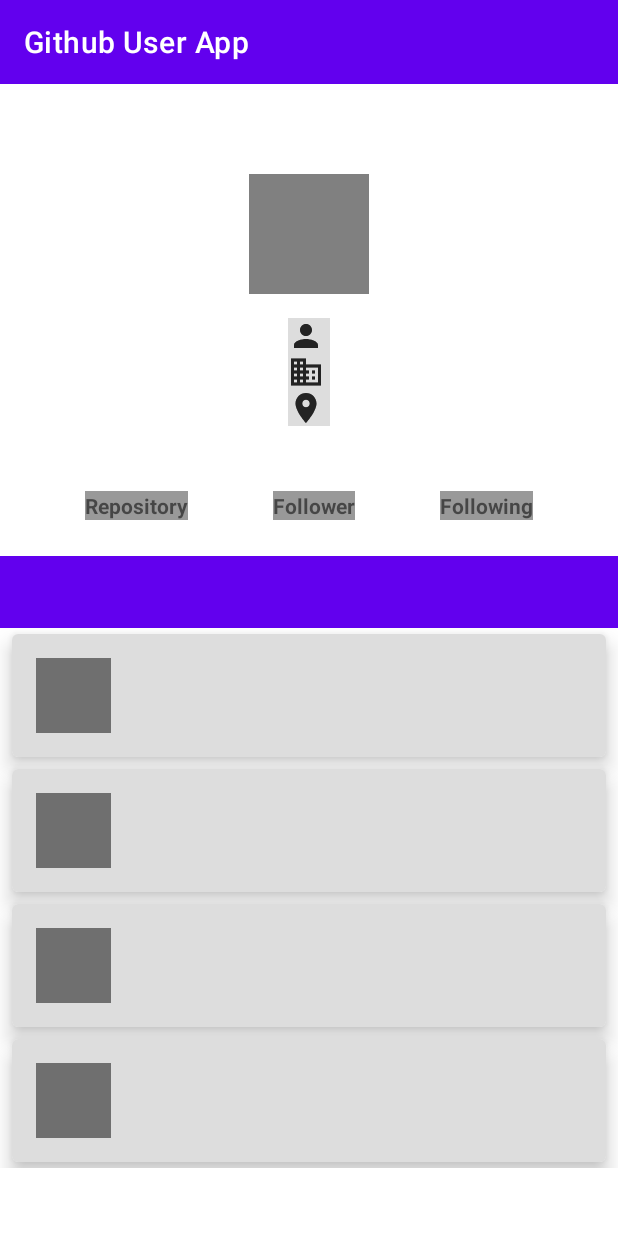
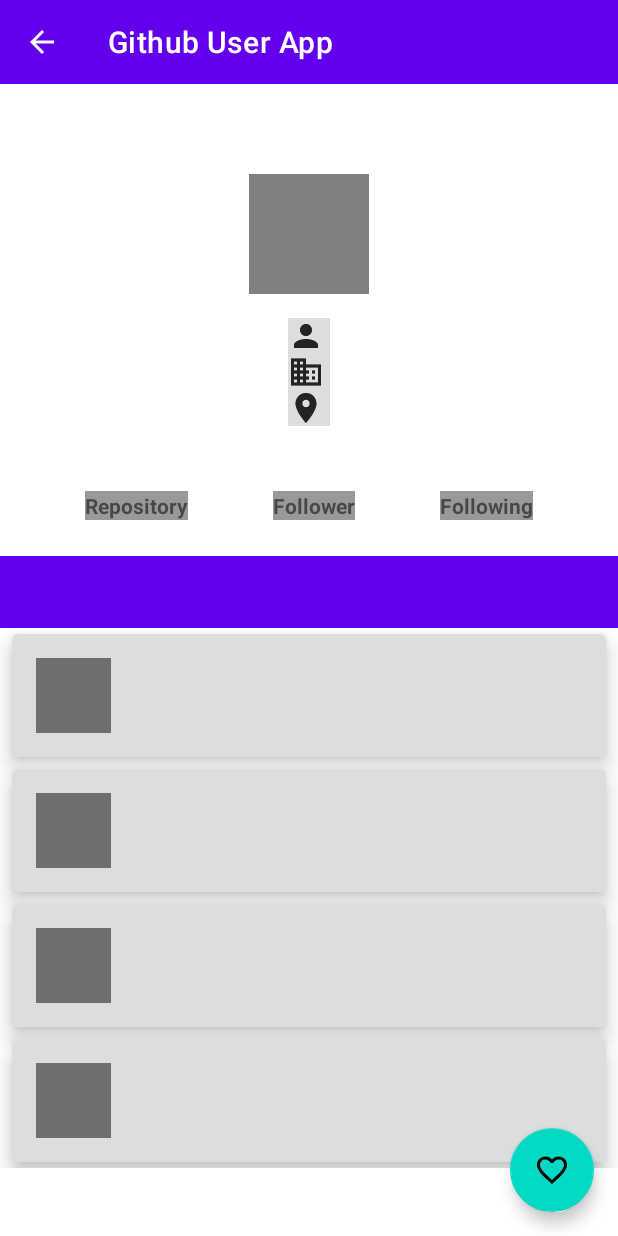
Before and after one commit to yysrll/github_user_app, an Android app: the DetailActivity screen opened directly, with no data from a screen before it, on a phone screen of 412 x 824 dp. Run offline under Robolectric (Android 15) with nearby library versions, the phone set to English and light mode, and no system bars; our stand-ins replace Room's generated code, Shimmer; pictures from the network do not load.

Commit message:
feat: favorite feature with room

```diff
--- /dev/null
+++ b/app/src/main/java/com/yusril/githubuserapp/data/source/local/LocalRepository.kt
@@ -0,0 +1,28 @@
+package com.yusril.githubuserapp.data.source.local
+
+import android.app.Application
+import androidx.lifecycle.LiveData
+import com.yusril.githubuserapp.data.model.User
+import java.util.concurrent.ExecutorService
+import java.util.concurrent.Executors
+
+class LocalRepository(application: Application) {
+    private val mUserDao: UserDao
+    private val executorService: ExecutorService = Executors.newSingleThreadExecutor()
+
+    init {
+        val db = UserRoomDatabase.getDatabase(application)
+        mUserDao = db.userDao()
+    }
+
+    fun getAllFavorites(): LiveData<List<User>> = mUserDao.getAllFavorite()
+
+    fun getFavoriteByUsername(username: String): LiveData<List<User>> = mUserDao.getFavoriteByUsername(username)
+
+    fun insert(user: User) = executorService.execute { mUserDao.insert(user) }
+
+    fun delete(user: User) = executorService.execute { mUserDao.delete(user) }
+
+    fun update(user: User) = executorService.execute { mUserDao.update(user) }
+
+}
--- /dev/null
+++ b/app/src/main/java/com/yusril/githubuserapp/data/source/local/UserDao.kt
@@ -0,0 +1,23 @@
+package com.yusril.githubuserapp.data.source.local
+
+import androidx.lifecycle.LiveData
+import androidx.room.*
+import com.yusril.githubuserapp.data.model.User
+
+@Dao
+interface UserDao {
+    @Insert(onConflict = OnConflictStrategy.REPLACE)
+    fun insert(user: User)
+
+    @Update
+    fun update(user: User)
+
+    @Delete
+    fun delete(user: User)
+
+    @Query("Select * from user ORDER BY login ASC")
+    fun getAllFavorite(): LiveData<List<User>>
+
+    @Query("Select * from user  Where login = :username")
+    fun getFavoriteByUsername(username: String) : LiveData<List<User>>
+}
--- /dev/null
+++ b/app/src/main/java/com/yusril/githubuserapp/data/source/local/UserRoomDatabase.kt
@@ -0,0 +1,31 @@
+package com.yusril.githubuserapp.data.source.local
+
+import android.content.Context
+import androidx.room.Database
+import androidx.room.Room
+import androidx.room.RoomDatabase
+import com.yusril.githubuserapp.data.model.User
+
+@Database(entities = [User::class], version = 1, exportSchema = false)
+abstract class UserRoomDatabase : RoomDatabase() {
+    abstract fun userDao() : UserDao
+
+    companion object {
+        @Volatile
+        private var INSTANCE: UserRoomDatabase? = null
+
+        @JvmStatic
+        fun getDatabase(context: Context): UserRoomDatabase {
+            if (INSTANCE == null) {
+                synchronized(UserRoomDatabase::class.java) {
+                    INSTANCE = Room.databaseBuilder(
+                        context.applicationContext,
+                        UserRoomDatabase::class.java,
+                        "favorite_db"
+                    ).build()
+                }
+            }
+            return INSTANCE as UserRoomDatabase
+        }
+    }
+}
--- a/app/src/main/java/com/yusril/githubuserapp/ui/detail/DetailActivity.kt
+++ b/app/src/main/java/com/yusril/githubuserapp/ui/detail/DetailActivity.kt
@@ -14,18 +14,34 @@ import com.yusril.githubuserapp.data.model.User
 import com.yusril.githubuserapp.data.model.UserDetail
 import com.yusril.githubuserapp.databinding.ActivityDetailBinding
 import com.yusril.githubuserapp.ui.follow.SectionPagerAdapter
+import com.yusril.githubuserapp.viewmodel.ViewModelFactory
 import com.yusril.githubuserapp.vo.Status
 
 class DetailActivity : AppCompatActivity() {
     private lateinit var binding: ActivityDetailBinding
     private lateinit var viewModel: DetailViewModel
+    private var isFavorite = false
 
     override fun onCreate(savedInstanceState: Bundle?) {
         super.onCreate(savedInstanceState)
         binding = ActivityDetailBinding.inflate(layoutInflater)
         setContentView(binding.root)
 
+        initViewModel()
+
+        supportActionBar?.setDisplayHomeAsUpEnabled(true)
+
         val user = intent.getParcelableExtra<User>(USER)
+
+        buttonChecked()
+        if (user != null) {
+            viewModel.getFavoriteByUsername(user.login).observe(this){
+                if (it.isNotEmpty()) {
+                    isFavorite = true
+                    buttonChecked()
+                }
+            }
+        }
 
         val sectionPagerAdapter = SectionPagerAdapter(this)
         val viewPager = binding.viewPager
@@ -36,8 +52,6 @@ class DetailActivity : AppCompatActivity() {
         }.attach()
 
         supportActionBar?.elevation = 0f
-
-        initViewModel()
 
         user?.let { u ->
             viewModel.getUser(u.login).observe(this){
@@ -55,6 +69,34 @@ class DetailActivity : AppCompatActivity() {
                 }
             }
         }
+
+
+        binding.fab.setOnClickListener {
+            isFavorite = !isFavorite
+            when(isFavorite) {
+                true -> {
+                    user?.let { user -> viewModel.insertUser(user) }
+                    buttonChecked()
+                }
+                false -> {
+                    user?.let { user -> viewModel.deleteUser(user) }
+                    buttonChecked()
+                }
+            }
+        }
+    }
+
+    private fun buttonChecked() {
+        if (isFavorite) {
+            binding.fab.setImageResource(R.drawable.ic_favorite)
+        } else {
+            binding.fab.setImageResource(R.drawable.ic_favorite_border)
+        }
+    }
+
+    override fun onSupportNavigateUp(): Boolean {
+        onBackPressed()
+        return super.onSupportNavigateUp()
     }
 
     private fun populateDetail(data: UserDetail) {
@@ -73,7 +115,8 @@ class DetailActivity : AppCompatActivity() {
     }
 
     private fun initViewModel(){
-        viewModel = ViewModelProvider(this, ViewModelProvider.NewInstanceFactory())[DetailViewModel::class.java]
+        val factory = ViewModelFactory.getInstance(application)
+        viewModel = ViewModelProvider(this, factory)[DetailViewModel::class.java]
     }
 
 
--- a/app/src/main/java/com/yusril/githubuserapp/ui/detail/DetailViewModel.kt
+++ b/app/src/main/java/com/yusril/githubuserapp/ui/detail/DetailViewModel.kt
@@ -1,13 +1,23 @@
 package com.yusril.githubuserapp.ui.detail
 
+import android.app.Application
 import androidx.lifecycle.LiveData
 import androidx.lifecycle.ViewModel
+import com.yusril.githubuserapp.data.model.User
 import com.yusril.githubuserapp.data.model.UserDetail
+import com.yusril.githubuserapp.data.source.local.LocalRepository
 import com.yusril.githubuserapp.data.source.remote.RemoteRepository
 import com.yusril.githubuserapp.vo.Resource
 
-class DetailViewModel : ViewModel() {
+class DetailViewModel(application: Application) : ViewModel() {
     private val repository: RemoteRepository = RemoteRepository()
+    private val localRepository: LocalRepository = LocalRepository(application)
 
     fun getUser(username: String) : LiveData<Resource<UserDetail>> = repository.getUser(username)
+
+    fun getFavoriteByUsername(username: String) : LiveData<List<User>> = localRepository.getFavoriteByUsername(username)
+
+    fun insertUser(user: User) = localRepository.insert(user)
+
+    fun deleteUser(user: User) = localRepository.delete(user)
 }
--- a/app/src/main/java/com/yusril/githubuserapp/ui/follow/FollowFragment.kt
+++ b/app/src/main/java/com/yusril/githubuserapp/ui/follow/FollowFragment.kt
@@ -13,6 +13,7 @@ import com.yusril.githubuserapp.data.model.User
 import com.yusril.githubuserapp.databinding.FragmentFollowBinding
 import com.yusril.githubuserapp.ui.detail.DetailActivity
 import com.yusril.githubuserapp.ui.main.SearchAdapter
+import com.yusril.githubuserapp.viewmodel.ViewModelFactory
 import com.yusril.githubuserapp.vo.Resource
 import com.yusril.githubuserapp.vo.Status
 
@@ -77,7 +78,8 @@ class FollowFragment : Fragment() {
     }
 
     private fun initViewModel(){
-        viewModel = ViewModelProvider(this, ViewModelProvider.NewInstanceFactory())[FollowViewModel::class.java]
+        val factory = ViewModelFactory.getInstance(requireActivity().application)
+        viewModel = ViewModelProvider(this, factory)[FollowViewModel::class.java]
     }
 
     @SuppressLint("NotifyDataSetChanged")
--- a/app/src/main/java/com/yusril/githubuserapp/ui/main/SearchAdapter.kt
+++ b/app/src/main/java/com/yusril/githubuserapp/ui/main/SearchAdapter.kt
@@ -14,7 +14,7 @@ class SearchAdapter: RecyclerView.Adapter<SearchAdapter.RecyclerViewHolder>() {
     private var onItemClickCallback: OnItemClickCallback? = null
 
     @SuppressLint("NotifyDataSetChanged")
-    fun setUser(items: ArrayList<User>) {
+    fun setUser(items: List<User>) {
         listUsers.clear()
         listUsers.addAll(items)
         this.notifyDataSetChanged()
--- /dev/null
+++ b/app/src/main/java/com/yusril/githubuserapp/viewmodel/ViewModelFactory.kt
@@ -0,0 +1,46 @@
+package com.yusril.githubuserapp.viewmodel
+
+import android.app.Application
+import androidx.lifecycle.ViewModel
+import androidx.lifecycle.ViewModelProvider
+import com.yusril.githubuserapp.ui.detail.DetailViewModel
+import com.yusril.githubuserapp.ui.favorite.FavoriteViewModel
+import com.yusril.githubuserapp.ui.follow.FollowViewModel
+import com.yusril.githubuserapp.ui.main.MainViewModel
+
+@Suppress("UNCHECKED_CAST")
+class ViewModelFactory private constructor(private val mApplication: Application) : ViewModelProvider.NewInstanceFactory() {
+
+    override fun <T : ViewModel> create(modelClass: Class<T>): T {
+        return when {
+            modelClass.isAssignableFrom(MainViewModel::class.java) -> {
+                MainViewModel() as T
+            }
+            modelClass.isAssignableFrom(FollowViewModel::class.java) -> {
+                FollowViewModel() as T
+            }
+            modelClass.isAssignableFrom(DetailViewModel::class.java) -> {
+                DetailViewModel(mApplication) as T
+            }
+            modelClass.isAssignableFrom(FavoriteViewModel::class.java) -> {
+                FavoriteViewModel(mApplication) as T
+            }
+            else -> throw IllegalArgumentException("Unknown ViewModel class: ${modelClass.name}")
+        }
+    }
+
+    companion object {
+        @Volatile
+        private var INSTANCE: ViewModelFactory? = null
+
+        @JvmStatic
+        fun getInstance(application: Application): ViewModelFactory {
+            if (INSTANCE == null) {
+                synchronized(ViewModelFactory::class.java){
+                    INSTANCE = ViewModelFactory(application)
+                }
+            }
+            return INSTANCE as ViewModelFactory
+        }
+    }
+}
--- /dev/null
+++ b/app/src/main/res/drawable/ic_favorite.xml
@@ -0,0 +1,10 @@
+<vector xmlns:android="http://schemas.android.com/apk/res/android"
+    android:width="24dp"
+    android:height="24dp"
+    android:viewportWidth="24"
+    android:viewportHeight="24"
+    android:tint="?attr/colorControlNormal">
+  <path
+      android:fillColor="@android:color/white"
+      android:pathData="M12,21.35l-1.45,-1.32C5.4,15.36 2,12.28 2,8.5 2,5.42 4.42,3 7.5,3c1.74,0 3.41,0.81 4.5,2.09C13.09,3.81 14.76,3 16.5,3 19.58,3 22,5.42 22,8.5c0,3.78 -3.4,6.86 -8.55,11.54L12,21.35z"/>
+</vector>
--- /dev/null
+++ b/app/src/main/res/drawable/ic_favorite_border.xml
@@ -0,0 +1,10 @@
+<vector xmlns:android="http://schemas.android.com/apk/res/android"
+    android:width="24dp"
+    android:height="24dp"
+    android:viewportWidth="24"
+    android:viewportHeight="24"
+    android:tint="?attr/colorControlNormal">
+  <path
+      android:fillColor="@android:color/white"
+      android:pathData="M16.5,3c-1.74,0 -3.41,0.81 -4.5,2.09C10.91,3.81 9.24,3 7.5,3 4.42,3 2,5.42 2,8.5c0,3.78 3.4,6.86 8.55,11.54L12,21.35l1.45,-1.32C18.6,15.36 22,12.28 22,8.5 22,5.42 19.58,3 16.5,3zM12.1,18.55l-0.1,0.1 -0.1,-0.1C7.14,14.24 4,11.39 4,8.5 4,6.5 5.5,5 7.5,5c1.54,0 3.04,0.99 3.57,2.36h1.87C13.46,5.99 14.96,5 16.5,5c2,0 3.5,1.5 3.5,3.5 0,2.89 -3.14,5.74 -7.9,10.05z"/>
+</vector>
--- a/app/src/main/res/layout/activity_detail.xml
+++ b/app/src/main/res/layout/activity_detail.xml
@@ -33,6 +33,17 @@
         app:layout_constraintLeft_toLeftOf="parent"
         app:layout_constraintRight_toRightOf="parent"/>
 
+    <com.google.android.material.floatingactionbutton.FloatingActionButton
+        android:id="@+id/fab"
+        android:layout_width="wrap_content"
+        android:layout_height="wrap_content"
+        android:layout_gravity="end|bottom"
+        android:src="@drawable/ic_favorite"
+        app:layout_constraintBottom_toBottomOf="parent"
+        app:layout_constraintRight_toRightOf="parent"
+        android:layout_margin="16dp"
+        android:contentDescription="@string/favorite" />
+
 
     <com.facebook.shimmer.ShimmerFrameLayout
         android:id="@+id/shimmer_layout"
--- a/app/src/main/res/menu/option_menu.xml
+++ b/app/src/main/res/menu/option_menu.xml
@@ -8,4 +8,10 @@
         app:actionViewClass="androidx.appcompat.widget.SearchView"
         app:showAsAction="collapseActionView|always" />
 
+    <item
+        android:id="@+id/favorite"
+        android:icon="@drawable/ic_favorite"
+        android:title="@string/favorite"
+        app:showAsAction="ifRoom" />
+
 </menu>
--- a/app/src/main/res/values/strings.xml
+++ b/app/src/main/res/values/strings.xml
@@ -8,4 +8,5 @@
     <string name="following">Following</string>
     <!-- TODO: Remove or change this placeholder text -->
     <string name="hello_blank_fragment">Hello blank fragment</string>
+    <string name="favorite">Favorite</string>
 </resources>
```
Also changed, not shown: app/build.gradle (+11 -4 lines), app/src/main/AndroidManifest.xml (+6 -3 lines), app/src/main/java/com/yusril/githubuserapp/data/model/User.kt (+7 -0 lines), app/src/main/java/com/yusril/githubuserapp/ui/favorite/FavoriteActivity.kt (added, +75 -0 lines), app/src/main/java/com/yusril/githubuserapp/ui/favorite/FavoriteViewModel.kt (added, +13 -0 lines), app/src/main/java/com/yusril/githubuserapp/ui/main/MainActivity.kt (+14 -1 lines), app/src/main/res/layout/activity_favorite.xml (added, +49 -0 lines).
